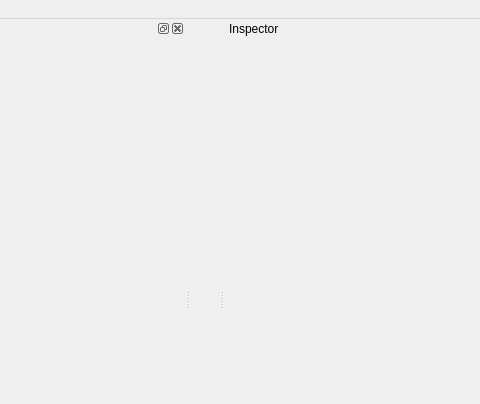
Qt form src/genelab/apps/genelab/creatureviewer/ui/creatureviewerwindow.ui (GeneCraft/GeneCraft-Project) before a commit; both pictures show x 195 to 675 and y 0 to 404 of the 800 by 600 pixel window.
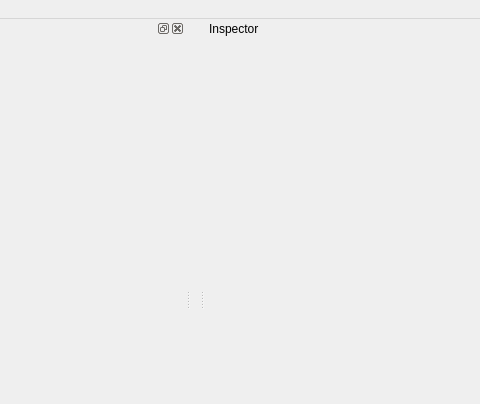
The same form after that commit. Icons and pictures are not drawn.

Diff of the .ui file:
```diff
--- a/src/genelab/apps/genelab/creatureviewer/ui/creatureviewerwindow.ui
+++ b/src/genelab/apps/genelab/creatureviewer/ui/creatureviewerwindow.ui
@@ -53,7 +53,7 @@
   <widget class="QDockWidget" name="dwInspector">
    <property name="minimumSize">
     <size>
-     <width>380</width>
+     <width>400</width>
      <height>200</height>
     </size>
    </property>
```
Left out of the diff: 66 changed lines with no effect on the pictures.
